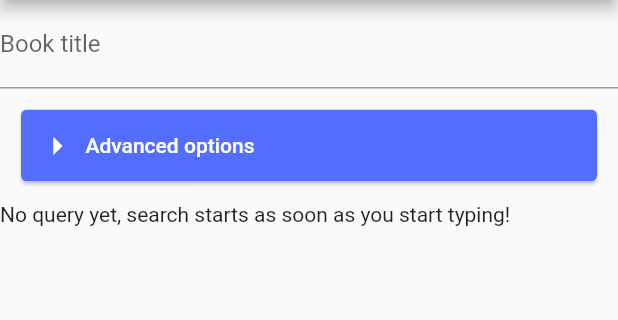
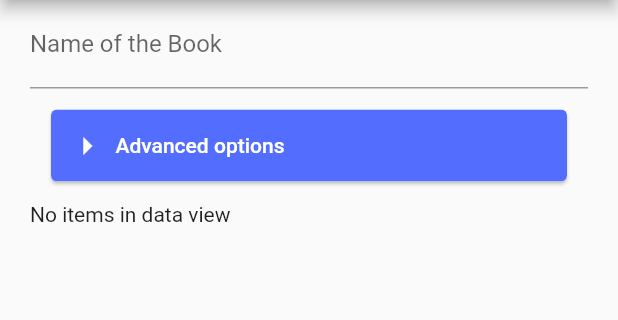
Before and after one commit to AnimeshSinha1309/library-management, a Flutter app: the SearchPage screen opened by its route, on a phone screen of 412 x 824 dp, the part 84-404 px from its top. Run offline on Flutter 3.47's test engine with Material 2 defaults, Android fonts, the phone set to English and light mode, and no system bars; drawn by our look-alikes of expandable; our stand-ins replace cloud_firestore, firebase_auth, flutter_tags, google_sign_in, shared_preferences; missing offline and left inert: barcode_scan, firebase_auth_web, firebase_core_web, fuzzy, google_sign_in_web; accounts and stored records are empty; network calls fail.

```diff
--- a/libmate/lib/views/search.dart
+++ b/libmate/lib/views/search.dart
@@ -1,13 +1,13 @@
+import 'dart:convert';
+import 'dart:math' as math;
+
 import 'package:expandable/expandable.dart';
 import 'package:flutter/material.dart';
+import 'package:http/http.dart' as http;
 import 'package:libmate/datastore/model.dart';
+import 'package:libmate/utils/utils.dart';
 import 'package:libmate/views/drawer.dart';
 import 'package:libmate/widgets/bookcard.dart';
-import 'package:libmate/utils/utils.dart';
-import 'package:http/http.dart' as http;
-import 'dart:math' as math;
-import 'dart:async';
-import 'dart:convert';
 
 class SearchPage extends StatefulWidget {
   final fuse;
@@ -26,120 +26,123 @@ class _SearchPageState extends State<SearchPage> {
           title: new Text('Search'),
         ),
         drawer: new AppDrawer(),
-        body: SafeArea(child: Searcher()));
+        body: Padding(
+            padding: EdgeInsets.symmetric(vertical: 0, horizontal: 20),
+            child: SafeArea(
+              left: true,
+              right: true,
+              child: SearchResultsWindows(),
+            )));
   }
 }
 
-class Searcher extends StatefulWidget {
-  createState() => _SearcherState();
+class SearchResultsWindows extends StatefulWidget {
+  createState() => _SearchResultsWindowsState();
 }
 
-class _SearcherState extends State<Searcher> {
-  final emptyWidget = Text("No results found");
-  Widget searchResults =
-      Text("No query yet, search starts as soon as you start typing!");
-  Widget searchOptions;
+class _SearchResultsWindowsState extends State<SearchResultsWindows> {
+  List<BookModel> data;
+  bool searchLoading = false;
 
   @override
   void initState() {
     super.initState();
-    searchOptions = SearchOptions(scheduleSearch);
   }
 
-  Future<Widget> onSearch(String queryUrl) async {
-    await Future.delayed(Duration(seconds: 1));
-    print("Querying: $queryUrl");
-    final result = await http.get(queryUrl); // call api;
+  Widget build(BuildContext context) {
+    return ListView(
+      children: [
+        buildField("Name of the Book", "title"),
+        buildQueryOptions(context),
+        buildResultsPane(context),
+      ],
+    );
+  }
 
-    if (result.statusCode == 200) {
-      String resp = result.body.replaceAllMapped(RegExp(r"NaN,"), (match) {
+  /**
+   * Results Display Segment:
+   *  Maintains and displays the results generated by the query
+   *  as book cards
+   */
+
+  void scheduleSearch() async {
+    Map<String, String> query = Map<String, String>();
+    searchControllers.forEach((key, value) {
+      if (value.text.length > 0)
+        query[key] = value.text;
+    });
+
+    // Reject if empty, otherwise start loading
+    if (query.isEmpty) return;
+    setState(() {
+      searchLoading = true;
+    });
+
+    // Query the URL
+    Uri url = Uri.https("libmate.herokuapp.com", "/query", query);
+    final result = await http.get(url); // call api;
+    if (result.statusCode != 200) {
+      print('ERROR: Search did not return a 200 Server response code');
+      return;
+    }
+    // Process the response
+    String response = result.body.replaceAllMapped(RegExp(r"NaN,"), (match) {
       return "\"\",";
     });
-      var booklist = json.decode(resp);
-      if (booklist.length == 0) return emptyWidget;
-
-      List<BookCard> disp = List();
-
-      for (var res in booklist) {
-        var added = BookCard(model: BookModel.fromJSON(res));
-        added.shouldOpenPage = true;
-        disp.add(added);
+    List<BookModel> search_results = List();
+    for (var res in json.decode(response)) {
+      search_results.add(BookModel.fromJSON(res));
+    }
+    // Set the state again
+    setState(() {
+      data = search_results;
+      searchLoading = false;
+    });
   }
 
-      return Column(children: disp);
+  Widget buildResultsPane(BuildContext context) {
+    if (searchLoading) {
+      return Center(
+          child: SizedBox(
+            child: CircularProgressIndicator(),
+            height: 50.0,
+            width: 50.0,
+          ));
+    } else if (data == null || data.length == 0) {
+      return Text("No items in data view");
     } else {
-      return Text("Application error!");
+      return SliverList(
+        delegate: SliverChildBuilderDelegate(
+              (BuildContext context, int index) {
+            return BookCard(model: data[index - 1]);
+          },
+          childCount: data.length,
+        ),
+      );
     }
   }
 
-  void scheduleSearch(Map<String, String> data) async {
-    setState(() {
-      searchResults = CircularProgressIndicator();
+  /**
+   * Search Option Segment:
+   *  Deals with setting up the expanded windows, maintaining controllers
+   *  and putting together the query string
+   */
+
+  Map<String, TextEditingController> searchControllers = Map();
+  final _formKey = GlobalKey<FormState>();
+  final _debouncer = Debouncer(milliseconds: 500);
+
+  buildField(String label, String id) {
+    var controller = TextEditingController();
+    controller.addListener(() {
+      _debouncer.run(scheduleSearch);
     });
-
-    String query = "https://libmate.herokuapp.com/query?maxResults=5";
-    bool seenany = false;
-
-    data.forEach((key, value) {
-      if (value == "") return;
-
-      seenany = true;
-      query += "&$key=$value";
-    });
-
-    if (!seenany) return;
-
-    var res = await onSearch(query);
-    setState(() {
-      searchResults = res;
-    });
+    searchControllers[id] = controller;
+    return TextFormField(
+        decoration: InputDecoration(labelText: label), controller: controller);
   }
 
-  Widget build(BuildContext build) {
-    return ListView(children: [searchOptions, searchResults]);
-  }
-}
-
-class SearchOptions extends StatefulWidget {
-  final Function scheduleSearch;
-  final _debouncer = Debouncer(milliseconds: 500);
-
-  SearchOptions(this.scheduleSearch);
-
-  createState() => _SearchOptionsState();
-}
-
-class _SearchOptionsState extends State<SearchOptions> {
-  Map<String, TextEditingController> mapper = Map();
-
-  aggregateAndQuery() {
-    // collect fields and call the callback
-    Map<String, String> data = mapper.map((key, controller) {
-      return MapEntry(key, controller.text);
-    });
-    widget.scheduleSearch(data);
-  }
-
-  buildField(String text, String shortname) {
-    var controller = TextEditingController();
-    controller.addListener(() {
-      widget._debouncer.run(aggregateAndQuery);
-    });
-
-    mapper[shortname] = controller;
-    return TextFormField(
-        decoration: InputDecoration(labelText: text), controller: controller);
-  }
-
-  buildList() {
-    TextFormField author = buildField("Author name", "author");
-    TextFormField category = buildField("Category name", "tag");
-    TextFormField publisher = buildField("Publisher name", "publisher");
-
-    return Column(children: [author, category, publisher]);
-  }
-
-  buildAdvancedOptions(BuildContext context) {
+  Widget buildQueryOptions(BuildContext context) {
     return ExpandableNotifier(
         child: Padding(
           padding: const EdgeInsets.all(10),
@@ -185,7 +188,13 @@ class _SearchOptionsState extends State<SearchOptions> {
                         ),
                       ),
                     ),
-                expanded: buildList(),
+                    expanded: Form(
+                        key: _formKey,
+                        child: Column(children: [
+                          buildField("Author", "author"),
+                          buildField("Category", "tag"),
+                          buildField("Publisher", "publisher"),
+                        ])),
                   ),
                 ],
               ),
@@ -194,23 +203,11 @@ class _SearchOptionsState extends State<SearchOptions> {
         ));
   }
 
-  searchTitle() {
-    var search = buildField("Book title", "title");
-
-    return search;
-  }
-
   @override
   void dispose() {
-    mapper.forEach((_, controller) {
+    searchControllers.forEach((_, controller) {
       controller.dispose();
     });
-
     super.dispose();
   }
-
-  @override
-  Widget build(BuildContext context) {
-    return Column(children: [searchTitle(), buildAdvancedOptions(context)]);
 }
-}
```
Also changed, not shown: libmate/pubspec.lock. Lines whose indentation alone changed are shown as unchanged.
